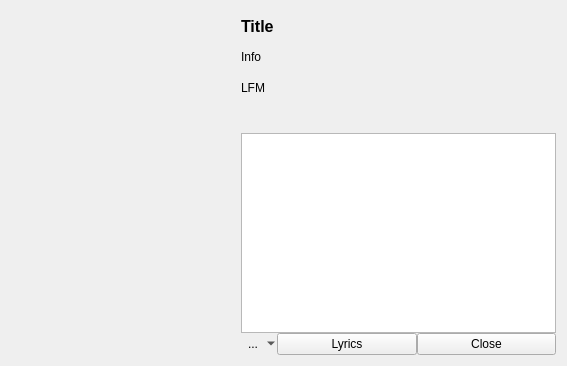
Above: trunk/GUI/InfoDialog/GUI_InfoDialog.ui from shahid334/sayonara-player before the change. Below: the same form after it.
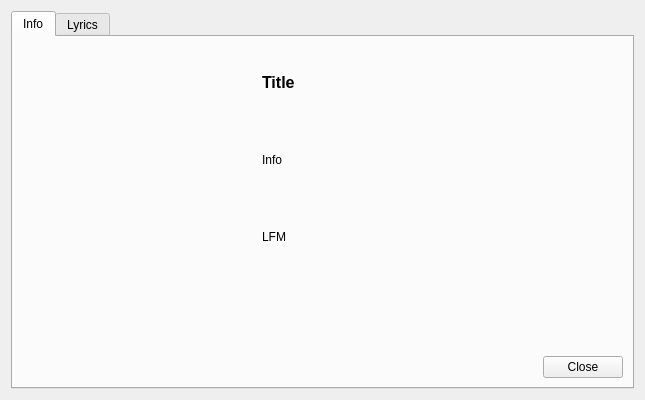
That is the form after the change. Custom widgets are drawn as their Qt base class.

Commit message: info dialog

Diff of the .ui file:
```diff
--- a/trunk/GUI/InfoDialog/GUI_InfoDialog.ui
+++ b/trunk/GUI/InfoDialog/GUI_InfoDialog.ui
@@ -6,12 +6,12 @@
    <rect>
     <x>0</x>
     <y>0</y>
-    <width>567</width>
-    <height>366</height>
+    <width>645</width>
+    <height>400</height>
    </rect>
   </property>
   <property name="sizePolicy">
-   <sizepolicy hsizetype="Preferred" vsizetype="Expanding">
+   <sizepolicy hsizetype="Preferred" vsizetype="Maximum">
     <horstretch>0</horstretch>
     <verstretch>0</verstretch>
    </sizepolicy>
@@ -19,13 +19,13 @@
   <property name="minimumSize">
    <size>
     <width>0</width>
-    <height>300</height>
+    <height>400</height>
    </size>
   </property>
   <property name="maximumSize">
    <size>
-    <width>65465</width>
-    <height>16777215</height>
+    <width>700</width>
+    <height>650</height>
    </size>
   </property>
   <property name="windowTitle">
@@ -35,7 +35,106 @@
    <property name="horizontalSpacing">
     <number>10</number>
    </property>
+   <item row="0" column="0" colspan="2">
+    <widget class="QTabWidget" name="tab_widget">
+     <property name="minimumSize">
+      <size>
+       <width>0</width>
+       <height>300</height>
+      </size>
+     </property>
+     <property name="font">
+      <font>
+       <kerning>true</kerning>
+      </font>
+     </property>
+     <property name="tabPosition">
+      <enum>QTabWidget::North</enum>
+     </property>
+     <property name="tabShape">
+      <enum>QTabWidget::Rounded</enum>
+     </property>
+     <property name="currentIndex">
+      <number>0</number>
+     </property>
+     <property name="elideMode">
+      <enum>Qt::ElideNone</enum>
+     </property>
+     <property name="usesScrollButtons">
+      <bool>false</bool>
+     </property>
+     <property name="documentMode">
+      <bool>false</bool>
+     </property>
+     <property name="tabsClosable">
+      <bool>false</bool>
+     </property>
+     <widget class="QWidget" name="tab_1">
+      <attribute name="title">
+       <string>Info</string>
+      </attribute>
+      <layout class="QGridLayout" name="gridLayout_2">
+       <property name="horizontalSpacing">
+        <number>20</number>
+       </property>
+       <item row="1" column="1" colspan="2">
+        <widget class="QLabel" name="lab_info">
+         <property name="sizePolicy">
+          <sizepolicy hsizetype="Preferred" vsizetype="Preferred">
+           <horstretch>0</horstretch>
+           <verstretch>0</verstretch>
+          </sizepolicy>
+         </property>
+         <property name="text">
+          <string>Info</string>
+         </property>
+        </widget>
+       </item>
+       <item row="2" column="1" colspan="2">
+        <widget class="QLabel" name="lab_playcount">
+         <property name="sizePolicy">
+          <sizepolicy hsizetype="Preferred" vsizetype="Preferred">
+           <horstretch>0</horstretch>
+           <verstretch>0</verstretch>
+          </sizepolicy>
+         </property>
+         <property name="text">
+          <string>LFM</string>
+         </property>
+        </widget>
+       </item>
+       <item row="3" column="1" colspan="2">
+        <widget class="QLabel" name="lab_paths">
+         <property name="sizePolicy">
+          <sizepolicy hsizetype="Preferred" vsizetype="Preferred">
+           <horstretch>0</horstretch>
+           <verstretch>0</verstretch>
+          </sizepolicy>
+         </property>
+         <property name="text">
+          <string/>
+         </property>
+         <property name="wordWrap">
+          <bool>true</bool>
+         </property>
+        </widget>
+       </item>
    <item row="0" column="0" rowspan="5">
+        <layout class="QVBoxLayout" name="verticalLayout">
+         <item>
+          <spacer name="verticalSpacer_2">
+           <property name="orientation">
+            <enum>Qt::Vertical</enum>
+           </property>
+           <property name="sizeHint" stdset="0">
+            <size>
+             <width>20</width>
+             <height>40</height>
+            </size>
+           </property>
+          </spacer>
+         </item>
+         <item>
     <widget class="QLabel" name="lab_image">
      <property name="minimumSize">
       <size>
@@ -49,30 +148,83 @@
        <height>220</height>
       </size>
      </property>
-     <property name="frameShape">
-      <enum>QFrame::NoFrame</enum>
+           <property name="sizeIncrement">
+            <size>
+             <width>0</width>
+             <height>220</height>
+            </size>
      </property>
      <property name="text">
       <string/>
      </property>
     </widget>
    </item>
-   <item row="0" column="1" rowspan="6" colspan="2">
-    <layout class="QGridLayout" name="gridLayout_2">
-     <property name="sizeConstraint">
-      <enum>QLayout::SetMinimumSize</enum>
-     </property>
-     <item row="5" column="2">
-      <widget class="QPushButton" name="btn_close">
+         <item>
+          <spacer name="verticalSpacer">
+           <property name="orientation">
+            <enum>Qt::Vertical</enum>
+           </property>
+           <property name="sizeHint" stdset="0">
+            <size>
+             <width>20</width>
+             <height>40</height>
+            </size>
+           </property>
+          </spacer>
+         </item>
+        </layout>
+       </item>
+       <item row="4" column="2">
+        <widget class="QPushButton" name="btn_close1">
        <property name="text">
         <string>Close</string>
        </property>
       </widget>
      </item>
-     <item row="4" column="0" colspan="3">
+       <item row="4" column="1">
+        <spacer name="horizontalSpacer_2">
+         <property name="orientation">
+          <enum>Qt::Horizontal</enum>
+         </property>
+         <property name="sizeHint" stdset="0">
+          <size>
+           <width>40</width>
+           <height>20</height>
+          </size>
+         </property>
+        </spacer>
+       </item>
+       <item row="0" column="1" colspan="2">
+        <widget class="QLabel" name="lab_heading">
+         <property name="sizePolicy">
+          <sizepolicy hsizetype="Preferred" vsizetype="Preferred">
+           <horstretch>0</horstretch>
+           <verstretch>0</verstretch>
+          </sizepolicy>
+         </property>
+         <property name="font">
+          <font>
+           <pointsize>12</pointsize>
+           <weight>75</weight>
+           <bold>true</bold>
+          </font>
+         </property>
+         <property name="text">
+          <string>Title</string>
+         </property>
+        </widget>
+       </item>
+      </layout>
+     </widget>
+     <widget class="QWidget" name="tab_2">
+      <attribute name="title">
+       <string>Lyrics</string>
+      </attribute>
+      <layout class="QGridLayout" name="gridLayout_3">
+       <item row="0" column="0" colspan="3">
       <widget class="QTextEdit" name="te_lyrics">
        <property name="sizePolicy">
-        <sizepolicy hsizetype="Preferred" vsizetype="Preferred">
+          <sizepolicy hsizetype="MinimumExpanding" vsizetype="MinimumExpanding">
          <horstretch>0</horstretch>
          <verstretch>0</verstretch>
         </sizepolicy>
@@ -80,12 +232,21 @@
        <property name="minimumSize">
         <size>
          <width>0</width>
-         <height>200</height>
-        </size>
-       </property>
-      </widget>
-     </item>
-     <item row="5" column="0">
+           <height>0</height>
+          </size>
+         </property>
+         <property name="sizeIncrement">
+          <size>
+           <width>0</width>
+           <height>0</height>
+          </size>
+         </property>
+         <property name="horizontalScrollBarPolicy">
+          <enum>Qt::ScrollBarAlwaysOff</enum>
+         </property>
+        </widget>
+       </item>
+       <item row="2" column="0">
       <widget class="LyricMenuButton" name="lmb_server_button">
        <property name="text">
         <string>...</string>
@@ -104,55 +265,29 @@
        </property>
       </widget>
      </item>
-     <item row="5" column="1">
-      <widget class="QPushButton" name="btn_lyrics">
+       <item row="2" column="2">
+        <widget class="QPushButton" name="btn_close">
        <property name="text">
-        <string>Lyrics</string>
-       </property>
-       <property name="checkable">
-        <bool>true</bool>
-       </property>
-       <property name="flat">
-        <bool>false</bool>
-       </property>
-      </widget>
-     </item>
-     <item row="3" column="0" colspan="3">
-      <widget class="QLabel" name="lab_paths">
-       <property name="text">
-        <string/>
-       </property>
-      </widget>
-     </item>
-     <item row="2" column="0" colspan="3">
-      <widget class="QLabel" name="lab_playcount">
-       <property name="text">
-        <string>LFM</string>
-       </property>
-      </widget>
-     </item>
-     <item row="1" column="0" colspan="3">
-      <widget class="QLabel" name="lab_info">
-       <property name="text">
-        <string>Info</string>
-       </property>
-      </widget>
-     </item>
-     <item row="0" column="0" colspan="3">
-      <widget class="QLabel" name="lab_heading">
-       <property name="font">
-        <font>
-         <pointsize>12</pointsize>
-         <weight>75</weight>
-         <bold>true</bold>
-        </font>
-       </property>
-       <property name="text">
-        <string>Title</string>
-       </property>
-      </widget>
-     </item>
-    </layout>
+          <string>Close</string>
+         </property>
+        </widget>
+       </item>
+       <item row="2" column="1">
+        <spacer name="horizontalSpacer">
+         <property name="orientation">
+          <enum>Qt::Horizontal</enum>
+         </property>
+         <property name="sizeHint" stdset="0">
+          <size>
+           <width>40</width>
+           <height>20</height>
+          </size>
+         </property>
+        </spacer>
+       </item>
+      </layout>
+     </widget>
+    </widget>
    </item>
   </layout>
  </widget>
```
Left out of the diff: 16 changed lines with no effect on the pictures. Lines whose indentation alone changed are shown as unchanged. The commit also changes 7 other files.
